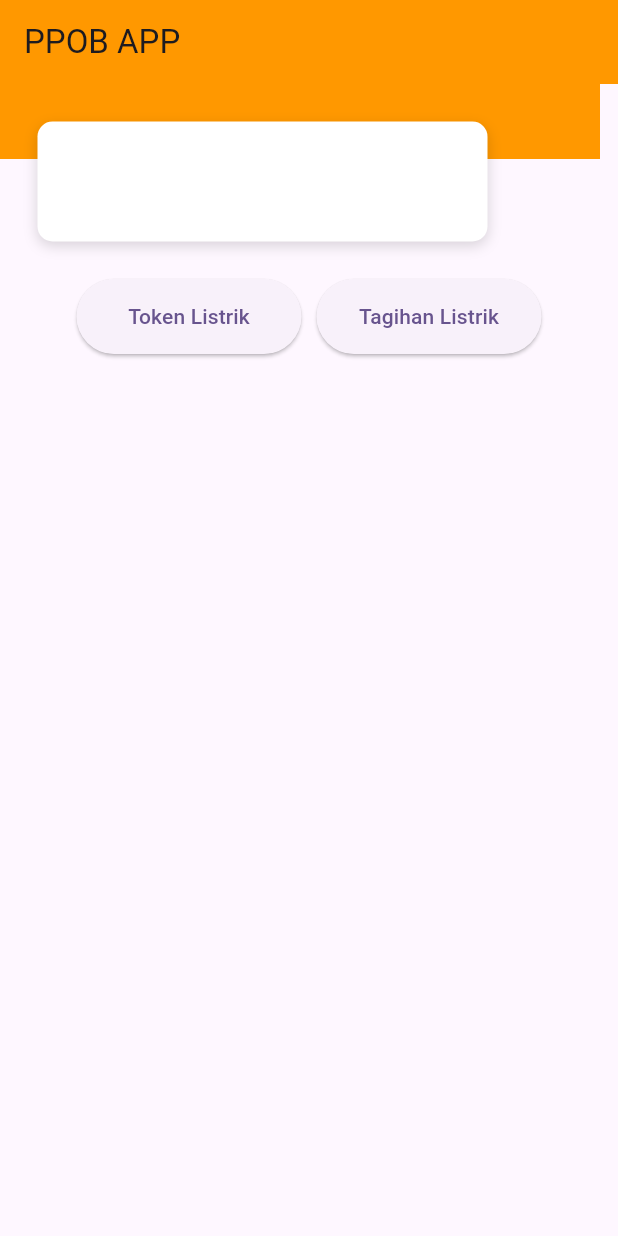
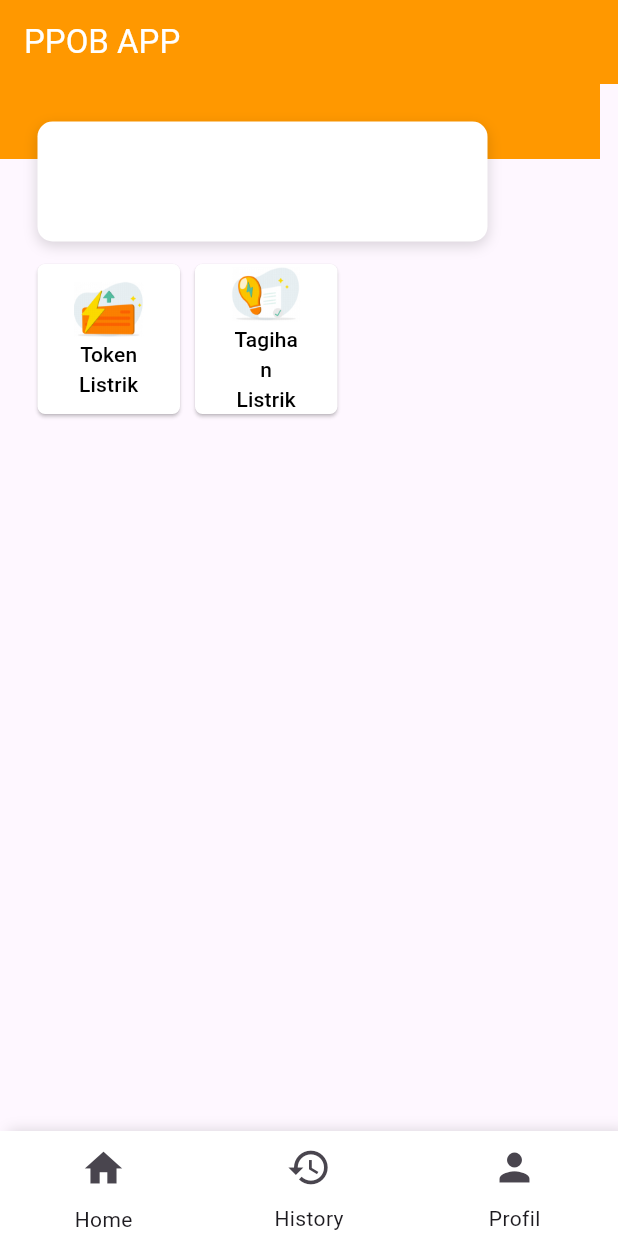
Before and after one commit to ilhamust/ppob_app, a Flutter app: the screen it shows after launch, on a phone screen of 412 x 824 dp. Run offline on Flutter 3.47's test engine with Material 3 defaults, Android fonts, the light colour scheme and no system bars.

Commit message:
custom_card & bottom_navigator_bar

```diff
--- a/lib/custom_widget/customcard.dart
+++ b/lib/custom_widget/customcard.dart
@@ -1,10 +1,45 @@
 import 'package:flutter/material.dart';
 
 class CustomCard extends StatelessWidget {
-  const CustomCard({super.key});
+  const CustomCard({
+    super.key,
+    required this.text,
+    required this.imagePath,
+    this.height = 100,
+    this.width = 95,
+    required this.onPressed,
+  });
+
+  final String text;
+  final String imagePath;
+  final double? height;
+  final double? width;
+  final VoidCallback onPressed;
 
   @override
   Widget build(BuildContext context) {
-    return const Placeholder();
+    return SizedBox(
+      height: height,
+      width: width,
+      child: ElevatedButton(
+        style: ElevatedButton.styleFrom(
+            backgroundColor: Colors.white,
+            shape:
+                RoundedRectangleBorder(borderRadius: BorderRadius.circular(5))),
+        onPressed: onPressed,
+        child: Center(
+          child: Column(
+            mainAxisAlignment: MainAxisAlignment.center,
+            children: [
+              Image.asset(width: 50, imagePath),
+              Text(
+                  textAlign: TextAlign.center,
+                  style: TextStyle(color: Colors.black),
+                  text),
+            ],
+          ),
+        ),
+      ),
+    );
   }
 }
--- a/lib/home.dart
+++ b/lib/home.dart
@@ -1,4 +1,5 @@
 import 'package:flutter/material.dart';
+import 'package:ppob_app/custom_widget/customcard.dart';
 import 'package:ppob_app/tagihan_listrik/cek_tagihan.dart';
 import 'package:ppob_app/token_listrik/cek.dart';
 
@@ -9,7 +10,9 @@ class Home extends StatelessWidget {
   Widget build(BuildContext context) {
     return Scaffold(
       appBar: AppBar(
-        title: const Text("PPOB APP"),
+        title: const Text(
+          style: TextStyle(color: Colors.white),
+          "PPOB APP"),
         backgroundColor: Colors.orange,
       ),
       body: Stack(
@@ -42,46 +45,99 @@ class Home extends StatelessWidget {
           ),
            Column(
             children: [
-              SizedBox(height: 130,),
-              Row(
-                mainAxisAlignment: MainAxisAlignment.center,
+              SizedBox(height: 95,),
+              Padding(
+                padding: EdgeInsets.all(25.0),
+                child: Row(
+                  mainAxisAlignment: MainAxisAlignment.start,
                   children: [
-                  SizedBox(
-                    height: 50,
-                    width: 150,
-                    child: ElevatedButton(
-                      onPressed: () {
-                        Navigator.push(context,
+                    CustomCard(text: "Token Listrik", imagePath: "assets/images/token.png", onPressed: (){
+                       Navigator.push(
+            context,
             MaterialPageRoute(builder: (context) {
               return const Cek();
             }),
           );
-                      },
-                      child: const Center(child: Text("Token Listrik")),
-                    ),
-                  ),
-                  const SizedBox(
+                    },),
+                    SizedBox(
                       width: 10,
                     ),
-                  SizedBox(
-                    height: 50,
-                    width: 150,
-                    child: ElevatedButton(
-                      onPressed: () {
-                        Navigator.push(context,
+                    CustomCard(text: "Tagihan Listrik", imagePath: "assets/images/tagihan.png", onPressed: (){
+                       Navigator.push(
+            context,
             MaterialPageRoute(builder: (context) {
               return const CekTagihan();
             }),
           );
-                      },
-                      child: const Center(child: Text("Tagihan Listrik")),
+                    }, )
+
+                  ],
                 ),
+              ),
+
+            ],
+
           ),
         ],
       ),
+      bottomNavigationBar: Container(
+        height: 70,
+        decoration: BoxDecoration(
+          color: Colors.white,
+          boxShadow: [
+            BoxShadow(
+                    color: Colors.black.withOpacity(0.15),
+                    blurRadius: 7,
+                    offset: const Offset(5, 0),
+                  ),
+          ]
+        ),
+        child: Padding(
+          padding: const EdgeInsets.symmetric(horizontal: 45),
+          child: Row(
+            mainAxisAlignment: MainAxisAlignment.spaceBetween,
+            children: [
+              Column(
+                mainAxisAlignment: MainAxisAlignment.center,
+                children: [
+                  IconButton(
+                    onPressed: (){},
+                    icon: const Icon(
+                      size: 30,
+                      Icons.home),
+
+                  ),
+                  const Text("Home"),
                 ],
               ),
+              Column(
+                children: [
+                  IconButton(
+                    onPressed: (){},
+                    icon: const Icon(
+                      size: 30,
+                      Icons.history),
+
+                  ),
+                  const Text("History"),
                 ],
+              ),
+              Column(
+                children: [
+                  IconButton(
+                    onPressed: (){},
+                    icon: const Icon(
+                      size: 30,
+                      Icons.person),
+
+                  ),
+                  const Text("Profil")
+                ],
+              ),
+
+            ],
+          ),
+        ),
       ),
     );
   }
--- a/pubspec.yaml
+++ b/pubspec.yaml
@@ -57,7 +57,8 @@ flutter:
   # included with your application, so that you can use the icons in
   # the material Icons class.
   uses-material-design: true
-
+  assets:
+    - assets/images/
   # To add assets to your application, add an assets section, like this:
   # assets:
   #   - images/a_dot_burr.jpeg
```
Also changed, not shown: lib/popup.dart (added, +47 -0 lines), assets/images/tagihan.png (added), assets/images/token.png (added), lib/custom_widget/popup.dart (deleted). Lines whose indentation alone changed are shown as unchanged.
